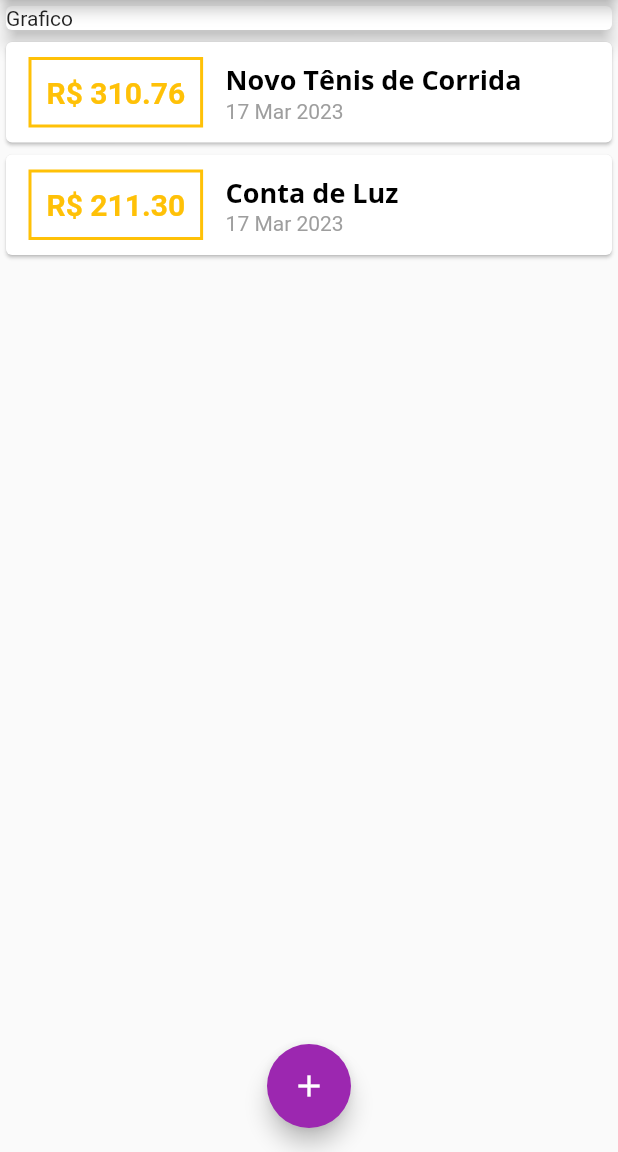
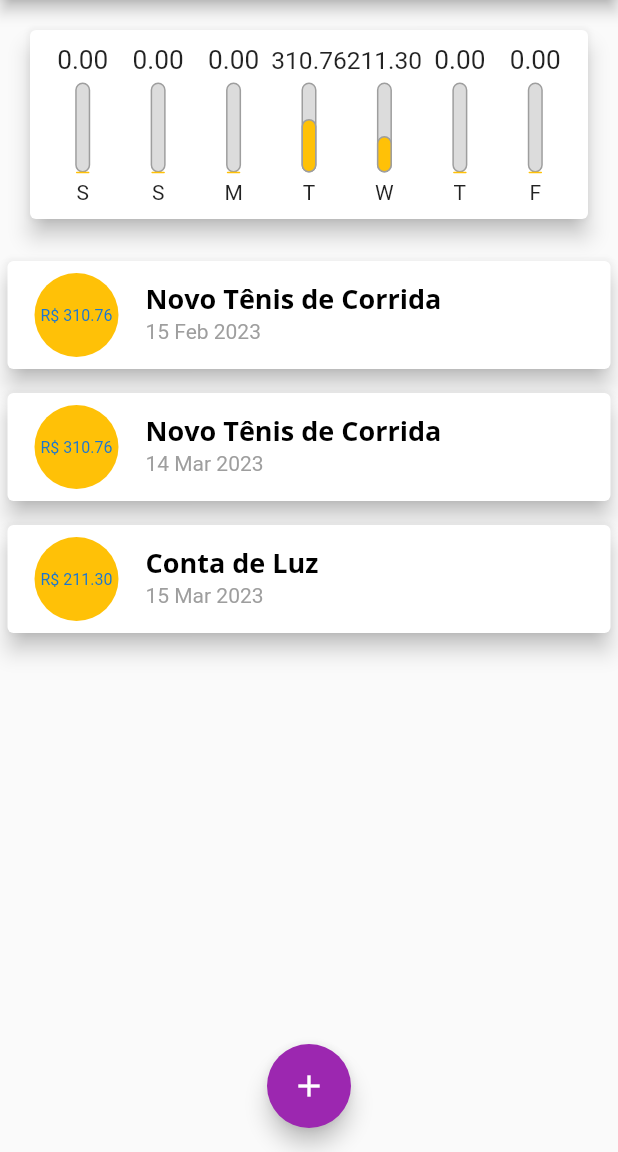
Before and after one commit to renansantos07/learning_flutter, a Flutter app: the screen it shows after launch, on a phone screen of 412 x 824 dp, the part 84-1236 px from its top. Run offline on Flutter 3.47's test engine with Material 2 defaults, Android fonts, the phone set to English and light mode, and no system bars; missing offline and left inert: dart:ffi.

Commit message:
montando gráfico

```diff
--- /dev/null
+++ b/ryc_expenses/lib/components/chart.dart
@@ -0,0 +1,67 @@
+import 'package:flutter/material.dart';
+import 'package:intl/intl.dart';
+import 'package:ryc_expenses/components/chart_bar.dart';
+import 'package:ryc_expenses/models/transaction.dart';
+
+class Chart extends StatelessWidget {
+  final List<Transaction> recentTransaction;
+
+  Chart(this.recentTransaction);
+
+  List<Map<String, Object>> get groupedTransactions {
+    return List.generate(7, (index) {
+      final weekDay = DateTime.now().subtract(
+        Duration(
+          days: index,
+        ),
+      );
+
+      double totalSum = 0.0;
+
+      recentTransaction.forEach((element) {
+        bool sameDay = element.date.day == weekDay.day;
+        bool sameMonth = element.date.month == weekDay.month;
+        bool sameYear = element.date.year == weekDay.year;
+
+        if (sameDay && sameMonth && sameYear) {
+          totalSum += element.value;
+        }
+      });
+
+      return {
+        'day': DateFormat.E().format(weekDay)[0],
+        "value": totalSum,
+      };
+    }).reversed.toList();
+  }
+
+  double get _weekTotalValue {
+    return groupedTransactions.fold(0.0, (sum, element) {
+      return sum + (element['value'] as double);
+    });
+  }
+
+  @override
+  Widget build(BuildContext context) {
+    return Card(
+      elevation: 6,
+      margin: const EdgeInsets.all(20),
+      child: Padding(
+        padding: const EdgeInsets.all(10),
+        child: Row(
+          mainAxisAlignment: MainAxisAlignment.spaceAround,
+          children: groupedTransactions.map((elem) {
+            return Flexible(
+              fit: FlexFit.tight,
+              child: ChartBar(
+                label: elem['day'] as String,
+                value: elem['value'] as double,
+                percent: (elem['value'] as double) / _weekTotalValue,
+              ),
+            );
+          }).toList(),
+        ),
+      ),
+    );
+  }
+}
--- /dev/null
+++ b/ryc_expenses/lib/components/chart_bar.dart
@@ -0,0 +1,58 @@
+import 'package:flutter/material.dart';
+
+class ChartBar extends StatelessWidget {
+  final String label;
+  final double value;
+  final double percent;
+
+  ChartBar({
+    required this.label,
+    required this.value,
+    required this.percent,
+  });
+
+  @override
+  Widget build(BuildContext context) {
+    return Column(
+      children: <Widget>[
+        Container(
+          height: 20,
+          child: FittedBox(
+            child: Text('${value.toStringAsFixed(2)}'),
+          ),
+        ),
+        const SizedBox(
+          height: 5,
+        ),
+        Container(
+          height: 60,
+          width: 10,
+          child: Stack(
+            alignment: Alignment.bottomCenter,
+            children: <Widget>[
+              Container(
+                decoration: BoxDecoration(
+                    border: Border.all(color: Colors.grey, width: 1.0),
+                    color: const Color.fromRGBO(220, 220, 220, 1),
+                    borderRadius: BorderRadius.circular(5)),
+              ),
+              FractionallySizedBox(
+                heightFactor: percent,
+                child: Container(
+                  decoration: BoxDecoration(
+                      border: Border.all(color: Colors.grey, width: 1.0),
+                      color: Theme.of(context).colorScheme.primary,
+                      borderRadius: BorderRadius.circular(5)),
+                ),
+              )
+            ],
+          ),
+        ),
+        const SizedBox(
+          height: 5,
+        ),
+        Text(label)
+      ],
+    );
+  }
+}
--- a/ryc_expenses/lib/components/transaction_list.dart
+++ b/ryc_expenses/lib/components/transaction_list.dart
@@ -11,16 +11,65 @@ class TransactionList extends StatelessWidget {
   Widget build(BuildContext context) {
     return Container(
       height: 300,
-      child: ListView.builder(
+      child: transactions.isEmpty
+          ? Column(
+              children: [
+                const SizedBox(
+                  height: 20,
+                ),
+                Text(
+                  "Nenhuma Transação Casatrada!",
+                  style: Theme.of(context).textTheme.headlineLarge,
+                ),
+                const SizedBox(
+                  height: 20,
+                ),
+                Container(
+                  height: 200,
+                  child: Image.asset(
+                    'assets/images/waiting.png',
+                    fit: BoxFit.cover,
+                  ),
+                ),
+              ],
+            )
+          : ListView.builder(
               itemCount: transactions.length,
               itemBuilder: (ctx, index) {
                 final elem = transactions[index];
                 return Card(
+                  elevation: 6,
+                  margin: const EdgeInsets.symmetric(
+                    vertical: 8,
+                    horizontal: 5,
+                  ),
+                  child: ListTile(
+                    leading: CircleAvatar(
+                      backgroundColor: Theme.of(context).colorScheme.primary,
+                      radius: 30,
+                      child: Padding(
+                        padding: const EdgeInsets.all(6),
+                        child: FittedBox(
+                            child:
+                                Text('R\$ ${elem.value.toStringAsFixed(2)}')),
+                      ),
+                    ),
+                    title: Text(
+                      elem.title,
+                      style: Theme.of(context).textTheme.headlineLarge,
+                    ),
+                    subtitle: Text(
+                      DateFormat('d MMM y').format(elem.date),
+                      style: const TextStyle(color: Colors.grey),
+                    ),
+                  ),
+                );
+                Card(
                   child: Row(
                     children: <Widget>[
                       Container(
-                  margin:
-                      const EdgeInsets.symmetric(horizontal: 15, vertical: 10),
+                        margin: const EdgeInsets.symmetric(
+                            horizontal: 15, vertical: 10),
                         decoration: BoxDecoration(
                             border: Border.all(
                           color: Theme.of(context).colorScheme.primary,
--- a/ryc_expenses/lib/main.dart
+++ b/ryc_expenses/lib/main.dart
@@ -2,6 +2,7 @@ import 'package:flutter/material.dart';
 import 'package:ryc_expenses/components/transaction_form.dart';
 import 'package:ryc_expenses/components/transaction_list.dart';
 import 'package:ryc_expenses/models/transaction.dart';
+import './components/chart.dart';
 import 'dart:math';
 
 main() => runApp(const ExpensesApp());
@@ -48,20 +49,34 @@ class MyHome extends StatefulWidget {
 }
 
 class _MyHomeState extends State<MyHome> {
-  final _transactions = [
+  final List<Transaction> _transactions = [
+    Transaction(
+      id: 't0',
+      title: 'Novo Tênis de Corrida',
+      value: 310.76,
+      date: DateTime.now().subtract(const Duration(days: 30)),
+    ),
     Transaction(
       id: 't1',
       title: 'Novo Tênis de Corrida',
       value: 310.76,
-      date: DateTime.now(),
+      date: DateTime.now().subtract(const Duration(days: 3)),
     ),
     Transaction(
       id: 't2',
       title: 'Conta de Luz',
       value: 211.30,
-      date: DateTime.now(),
+      date: DateTime.now().subtract(const Duration(days: 2)),
     ),
   ];
+
+  List<Transaction> get _recentTransactions {
+    return _transactions.where((element) {
+      return element.date.isAfter(DateTime.now().subtract(
+        const Duration(days: 7),
+      ));
+    }).toList();
+  }
 
   _addTransaction(String title, double value) {
     final newTransaction = Transaction(
@@ -103,10 +118,7 @@ class _MyHomeState extends State<MyHome> {
         child: Column(
           crossAxisAlignment: CrossAxisAlignment.stretch,
           children: <Widget>[
-            const Card(
-              elevation: 5,
-              child: Text("Grafico"),
-            ),
+            Chart(_recentTransactions),
             TransactionList(_transactions)
           ],
         ),
--- a/ryc_expenses/pubspec.yaml
+++ b/ryc_expenses/pubspec.yaml
@@ -59,8 +59,8 @@ flutter:
   uses-material-design: true
 
   # To add assets to your application, add an assets section, like this:
-  # assets:
-  #   - images/a_dot_burr.jpeg
+  assets:
+    - assets/images/waiting.png
   #   - images/a_dot_ham.jpeg
 
   # An image asset can refer to one or more resolution-specific "variants", see
```
Also changed, not shown: ryc_expenses/assets/images/waiting.png (added). Lines whose indentation alone changed are shown as unchanged.
